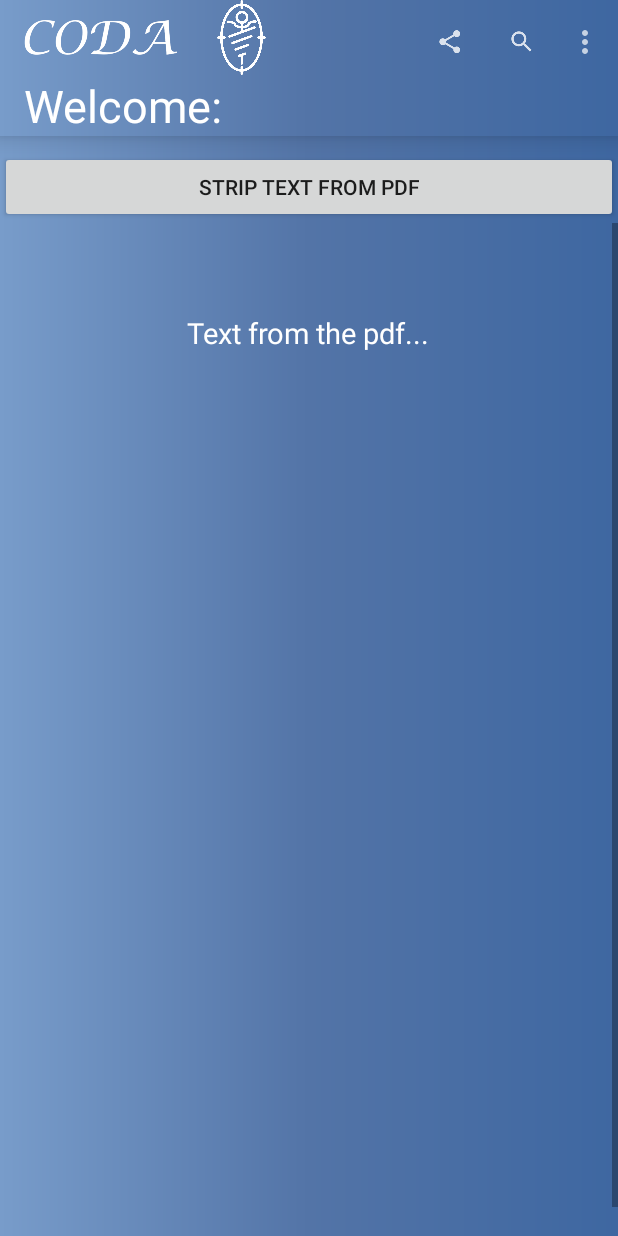
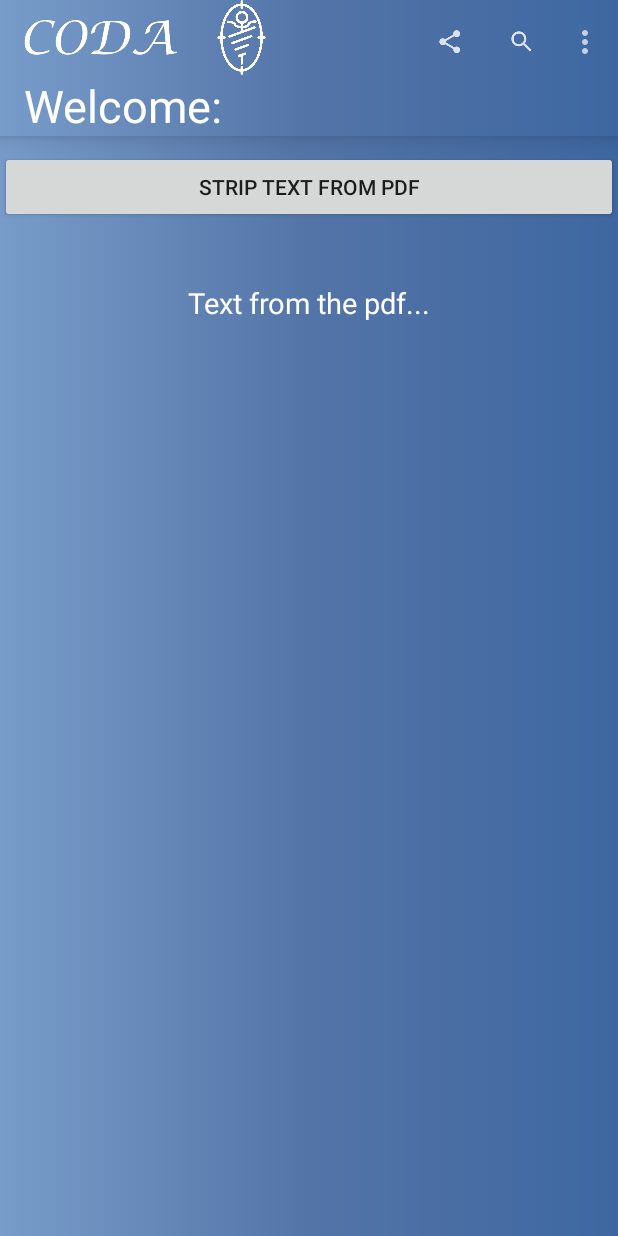
Before and after one commit to snguon/CS275-CODA, an Android app: the PdfScrapper screen opened directly, with no data from a screen before it, on a phone screen of 412 x 824 dp. Run offline under Robolectric (Android 15) with nearby library versions, the phone set to English and light mode, and no system bars; libraries missing offline, so code that uses them is left out: com.tom_roush.pdfbox, org.spongycastle.jce; pictures from the network do not load; 1 statement that could not run was skipped.

Commit message:
Fixed it

```diff
--- a/app/src/main/java/com/devteam/coda/coda/PdfScrapper.java
+++ b/app/src/main/java/com/devteam/coda/coda/PdfScrapper.java
@@ -163,9 +163,11 @@ public class PdfScrapper extends AppCompatActivity {
                 // document = PDDocument.load(assetManager.open("discharge_instructions.pdf"));
 
                 PDFTextStripper pdfStripper = new PDFTextStripper();
-                pdfStripper.setStartPage(0);
-                pdfStripper.setEndPage(10);
+//                pdfStripper.setStartPage(-2);
+//                pdfStripper.setEndPage(12);
                 parsedText = pdfStripper.getText(document);
+
+                System.out.println(parsedText);
 
                 runOnUiThread(new Runnable() {
 
--- a/app/src/main/res/layout/activity_pdfscrapper.xml
+++ b/app/src/main/res/layout/activity_pdfscrapper.xml
@@ -26,20 +26,18 @@
         android:id="@+id/SCROLLER_ID"
         android:layout_width="fill_parent"
         android:layout_height="fill_parent"
-        android:scrollbars="vertical"
-        android:fillViewport="true">
+        android:fillViewport="true"
+        android:scrollbars="vertical">
 
         <TextView
             android:id="@+id/statusTextView"
-            android:layout_gravity="center"
+            android:layout_width="match_parent"
+            android:layout_height="match_parent"
+            android:layout_marginTop="40dp"
             android:text="Text from the pdf..."
-            android:layout_width="wrap_content"
-            android:layout_height="wrap_content"
-            android:textSize="19sp"
+            android:textAlignment="center"
             android:textColor="@color/white"
-            android:textAlignment="center"
-            android:layout_marginTop="40dp"
-            />
+            android:textSize="19sp" />
     </ScrollView>
 
 
```
